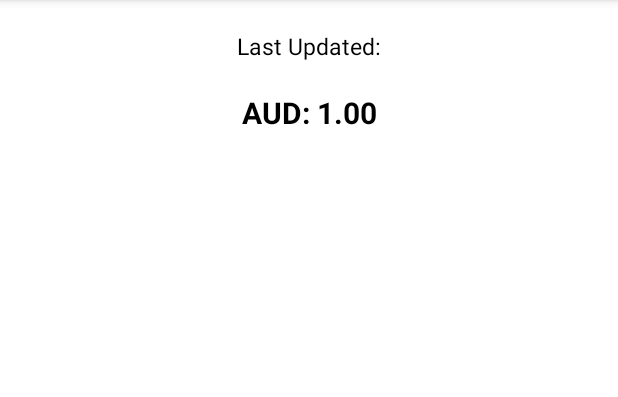
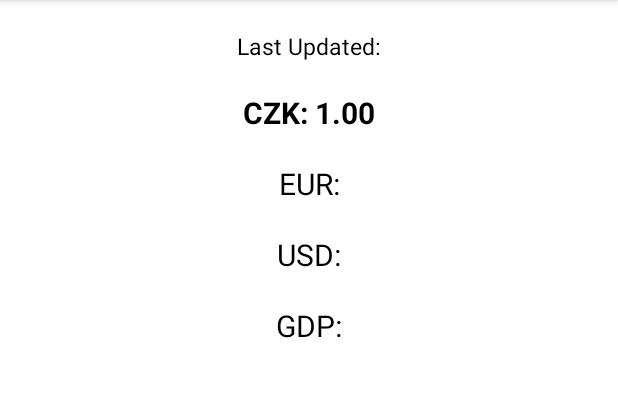
Before and after one commit to sosolikova/TicTacToe, an Android app: the SecondActivity screen opened directly, with no data from a screen before it, on a phone screen of 412 x 824 dp, the part 84-481 px from its top. Run offline under Robolectric (Android 15) with nearby library versions, the phone set to English and light mode, and no system bars.

Commit message:
create TextViews eur, usd, gdp on activity_second

```diff
--- a/app/src/main/res/layout/activity_second.xml
+++ b/app/src/main/res/layout/activity_second.xml
@@ -30,4 +30,37 @@
         app:layout_constraintLeft_toLeftOf="parent"
         app:layout_constraintRight_toRightOf="parent"
         app:layout_constraintTop_toBottomOf="@id/lastUpdated" />
+    <TextView
+        android:id="@+id/eur"
+        android:layout_width="wrap_content"
+        android:layout_height="wrap_content"
+        android:text="@string/eur"
+        android:textColor="@color/black"
+        android:textSize="20sp"
+        android:layout_marginTop="20dp"
+        app:layout_constraintLeft_toLeftOf="parent"
+        app:layout_constraintRight_toRightOf="parent"
+        app:layout_constraintTop_toBottomOf="@id/baseCurrency" />
+    <TextView
+        android:id="@+id/usd"
+        android:layout_width="wrap_content"
+        android:layout_height="wrap_content"
+        android:text="@string/usd"
+        android:textColor="@color/black"
+        android:textSize="20sp"
+        android:layout_marginTop="20dp"
+        app:layout_constraintLeft_toLeftOf="parent"
+        app:layout_constraintRight_toRightOf="parent"
+        app:layout_constraintTop_toBottomOf="@id/eur" />
+    <TextView
+        android:id="@+id/gdp"
+        android:layout_width="wrap_content"
+        android:layout_height="wrap_content"
+        android:text="@string/gdp"
+        android:textColor="@color/black"
+        android:textSize="20sp"
+        android:layout_marginTop="20dp"
+        app:layout_constraintLeft_toLeftOf="parent"
+        app:layout_constraintRight_toRightOf="parent"
+        app:layout_constraintTop_toBottomOf="@id/usd" />
 </androidx.constraintlayout.widget.ConstraintLayout>
--- a/app/src/main/res/values/strings.xml
+++ b/app/src/main/res/values/strings.xml
@@ -1,4 +1,7 @@
 <resources>
     <string name="app_name">TicTacToe</string>
-    <string name="base_currency">AUD: 1.00</string>
+    <string name="base_currency">CZK: 1.00</string>
+    <string name="eur">EUR:</string>
+    <string name="usd">USD:</string>
+    <string name="gdp">GDP:</string>
 </resources>
```
